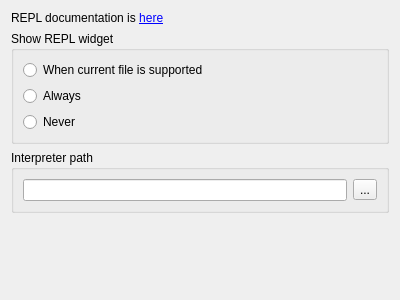
Before: the Qt Designer form enki/plugins/repl/Settings.ui in andreikop/enki, drawn with Qt 5.
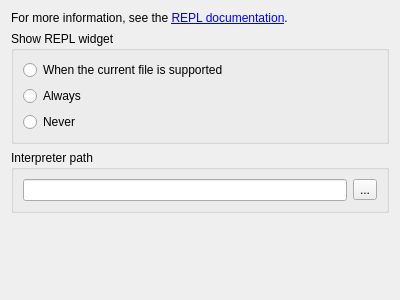
After: the same form once the commit is applied.

```diff
--- a/enki/plugins/repl/Settings.ui
+++ b/enki/plugins/repl/Settings.ui
@@ -17,7 +17,7 @@
    <item>
     <widget class="QLabel" name="label">
      <property name="text">
-      <string>&lt;html&gt;&lt;head/&gt;&lt;body&gt;&lt;p&gt;REPL documentation is &lt;a href=&quot;http://enki-editor.org/scheme.html&quot;&gt;&lt;span style=&quot; text-decoration: underline; color:#0000ff;&quot;&gt;here&lt;/span&gt;&lt;/a&gt;&lt;/p&gt;&lt;/body&gt;&lt;/html&gt;</string>
+      <string>&lt;html&gt;&lt;head/&gt;&lt;body&gt;&lt;p&gt;For more information, see the &lt;a href=&quot;http://enki-editor.org/scheme.html&quot;&gt;&lt;span style=&quot; text-decoration: underline; color:#0000ff;&quot;&gt;REPL documentation&lt;/span&gt;&lt;/a&gt;.&lt;/p&gt;&lt;/body&gt;&lt;/html&gt;</string>
      </property>
      <property name="openExternalLinks">
       <bool>true</bool>
@@ -33,7 +33,7 @@
       <item>
        <widget class="QRadioButton" name="rbWhenOpened">
         <property name="text">
-         <string>When current file is supported</string>
+         <string>When the current file is supported</string>
         </property>
        </widget>
       </item>
```
